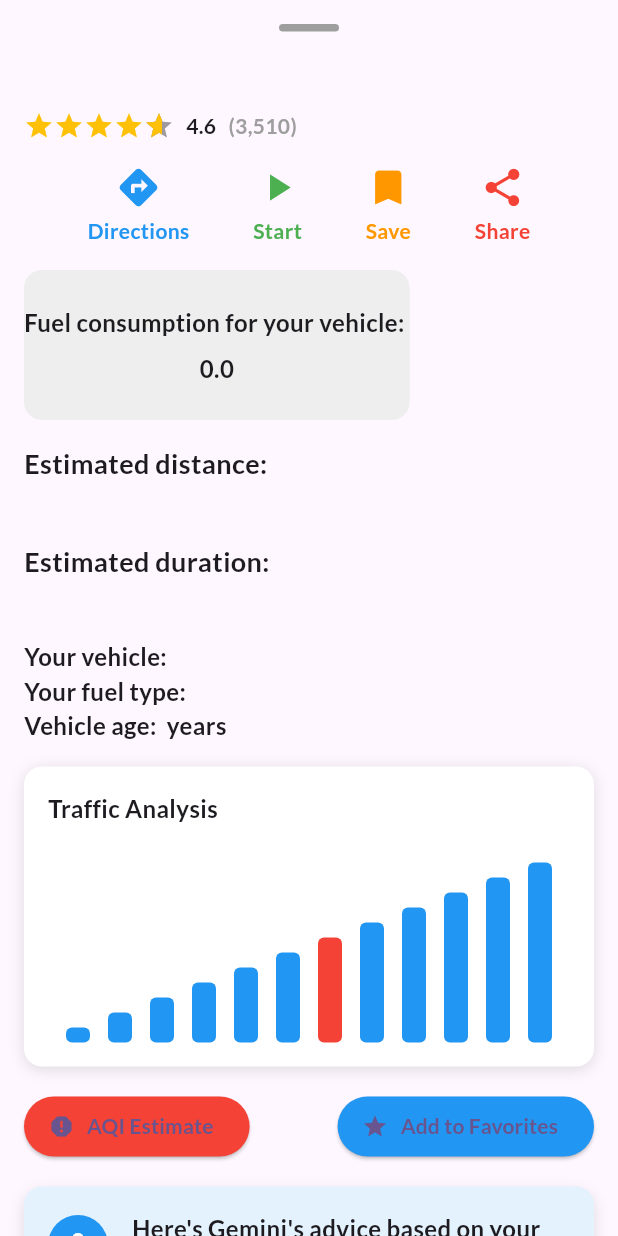
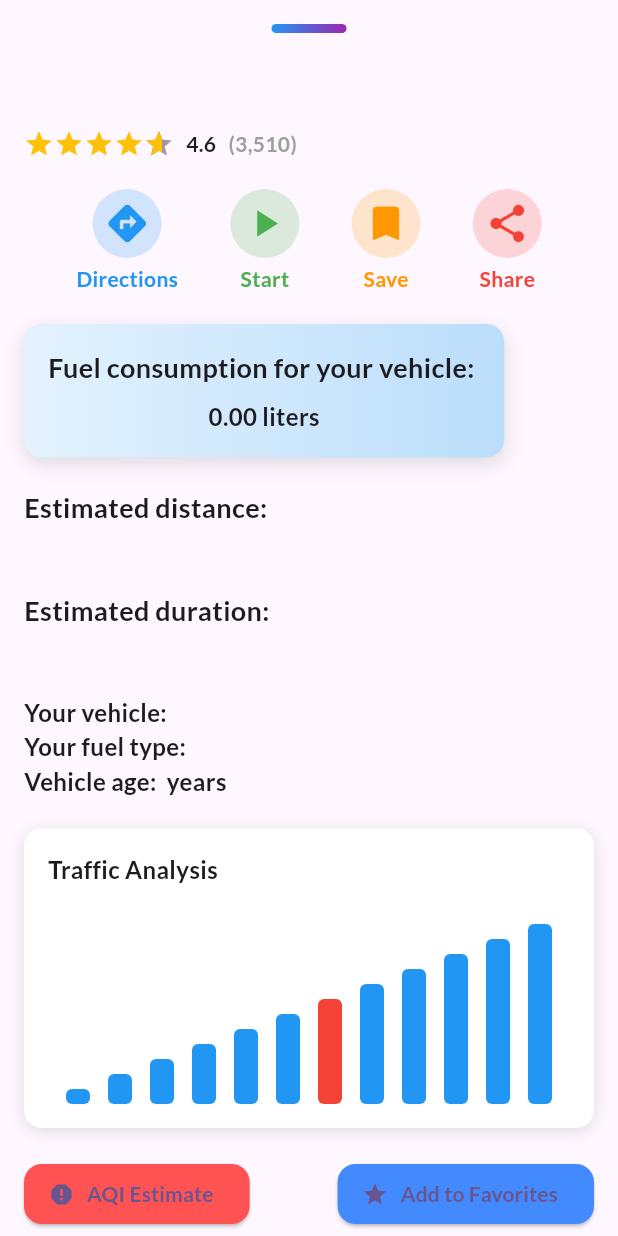
Before and after one commit to AbhishekRDJ/HackathonHub-, a Flutter app: the SlidingPanel2 widget shown alone on an empty page, opened directly with empty values, on a phone screen of 412 x 824 dp. Run offline on Flutter 3.47's test engine with Material 3 defaults, Android fonts, the phone set to English and light mode, and no system bars; drawn by our look-alikes of flutter_rating_bar; our stand-ins replace dropdown_button2, flutter_animate, flutter_svg, geocoding, geolocator, google_maps_flutter and 2 more.

Commit message:
add more styling to sliding_panel2.dart

```diff
--- a/routing_app/lib/widget/sliding_panel2.dart
+++ b/routing_app/lib/widget/sliding_panel2.dart
@@ -33,32 +33,6 @@ class _SlidingPanel2State extends State<SlidingPanel2>
     with SingleTickerProviderStateMixin {
   late AnimationController _animationController;
 
-  double calculateMileage(String vehicleType, String age) {
-    // Use nested conditions to assign mileage values
-    if (vehicleType == 'Car') {
-      if (age == '<1') return 18;
-      if (age == '2') return 16;
-      if (age == '3') return 14;
-      if (age == '4') return 12;
-      if (age == '>5') return 10;
-    } else if (vehicleType == 'Bike') {
-      if (age == '<1') return 45;
-      if (age == '2') return 42;
-      if (age == '3') return 40;
-      if (age == '4') return 38;
-      if (age == '>5') return 35;
-    } else if (vehicleType == 'Cycle') {
-      return 0; // Cycles do not have mileage
-    } else if (vehicleType == 'Auto') {
-      if (age == '<1') return 25;
-      if (age == '2') return 23;
-      if (age == '3') return 21;
-      if (age == '4') return 20;
-      if (age == '>5') return 18;
-    }
-    return 0; // Default mileage if none matches
-  }
-
   @override
   void initState() {
     super.initState();
@@ -86,20 +60,22 @@ class _SlidingPanel2State extends State<SlidingPanel2>
           children: [
             Center(
               child: Container(
-                width: 40,
-                height: 5,
+                width: 50,
+                height: 6,
                 decoration: BoxDecoration(
-                  color: Colors.grey,
-                  borderRadius: BorderRadius.circular(10),
+                  gradient: LinearGradient(
+                    colors: [Colors.blue, Colors.purple],
+                  ),
+                  borderRadius: BorderRadius.circular(12),
                 ),
               ),
             ),
-            const SizedBox(height: 16),
+            const SizedBox(height: 20),
             Text(
               widget.locInfo,
-              style: const TextStyle(fontSize: 20, fontWeight: FontWeight.bold),
+              style: const TextStyle(fontSize: 22, fontWeight: FontWeight.w600),
             ),
-            const SizedBox(height: 8),
+            const SizedBox(height: 12),
             Row(
               children: [
                 RatingBarIndicator(
@@ -124,7 +100,7 @@ class _SlidingPanel2State extends State<SlidingPanel2>
                 ),
               ],
             ),
-            const SizedBox(height: 16),
+            const SizedBox(height: 20),
             Row(
               mainAxisAlignment: MainAxisAlignment.spaceEvenly,
               children: [
@@ -134,61 +110,67 @@ class _SlidingPanel2State extends State<SlidingPanel2>
                 _buildHoverButton(Icons.share, 'Share', Colors.red),
               ],
             ),
-            const SizedBox(height: 16),
-            // New Section for "7 minutes"
+            const SizedBox(height: 20),
             Container(
-              height: 100,
+              padding: const EdgeInsets.all(16),
               decoration: BoxDecoration(
-                color: Colors.grey[200],
+                gradient: LinearGradient(
+                  colors: [Colors.blue.shade50, Colors.blue.shade100],
+                ),
                 borderRadius: BorderRadius.circular(12),
+                boxShadow: [
+                  BoxShadow(
+                    color: Colors.black12,
+                    blurRadius: 10,
+                    offset: const Offset(0, 4),
+                  ),
+                ],
               ),
               child: Column(
-                mainAxisAlignment: MainAxisAlignment.center,
                 children: [
                   Text(
                     "Fuel consumption for your vehicle: ${widget.vehicleType}",
-                    style: TextStyle(fontSize: 16, fontWeight: FontWeight.bold),
+                    style: const TextStyle(
+                        fontSize: 18, fontWeight: FontWeight.w500),
                   ),
-                  SizedBox(height: 8),
+                  const SizedBox(height: 8),
                   Text(
                     widget.vehicleType == "Cycle"
                         ? "Cycles do not consume fuel."
-                        // : "Estimated fuel consumption: ${(double.tryParse(widget.newdist) ?? 0 / (calculateMileage(widget.vehicleType, widget.age) > 0 ? calculateMileage(widget.vehicleType, widget.age) : 1)).toStringAsFixed(2)} liters",
-                        : widget.fuelConsumption.toString(),
-                    style: TextStyle(fontSize: 16),
+                        : "${widget.fuelConsumption.toStringAsFixed(2)} liters",
+                    style: const TextStyle(fontSize: 16),
                   ),
                 ],
               ),
             ),
-
-            const SizedBox(height: 16),
+            const SizedBox(height: 20),
             const Text(
               "Estimated distance:",
               style: TextStyle(fontSize: 18, fontWeight: FontWeight.bold),
             ),
             Text(
               widget.dis,
-              style: const TextStyle(fontSize: 16, fontWeight: FontWeight.bold),
+              style: const TextStyle(fontSize: 16, fontWeight: FontWeight.w400),
             ),
-            const SizedBox(height: 16),
+            const SizedBox(height: 20),
             const Text(
               "Estimated duration:",
               style: TextStyle(fontSize: 18, fontWeight: FontWeight.bold),
             ),
             Text(
               widget.dur,
-              style: const TextStyle(fontSize: 16, fontWeight: FontWeight.bold),
+              style: const TextStyle(fontSize: 16, fontWeight: FontWeight.w400),
             ),
-            const SizedBox(height: 16),
+            const SizedBox(height: 20),
             Text(
               "Your vehicle: ${widget.vehicleType}\n"
               "Your fuel type: ${widget.fuelType}\n"
               "Vehicle age: ${widget.age} years",
-              style: const TextStyle(fontSize: 16, fontWeight: FontWeight.bold),
+              style: const TextStyle(fontSize: 16),
             ),
-            const SizedBox(height: 16),
+            const SizedBox(height: 20),
             _buildBarChart(),
-            const SizedBox(height: 16),
+            const SizedBox(height: 20),
             Row(
               mainAxisAlignment: MainAxisAlignment.spaceBetween,
               children: [
@@ -199,7 +181,10 @@ class _SlidingPanel2State extends State<SlidingPanel2>
                   icon: const Icon(Icons.report),
                   label: const Text('AQI Estimate'),
                   style: ElevatedButton.styleFrom(
-                    backgroundColor: Colors.red,
+                    backgroundColor: Colors.redAccent,
+                    shape: RoundedRectangleBorder(
+                      borderRadius: BorderRadius.circular(12),
+                    ),
                   ),
                 ),
                 ElevatedButton.icon(
@@ -209,12 +194,15 @@ class _SlidingPanel2State extends State<SlidingPanel2>
                   icon: const Icon(Icons.star),
                   label: const Text('Add to Favorites'),
                   style: ElevatedButton.styleFrom(
-                    backgroundColor: Colors.blue,
+                    backgroundColor: Colors.blueAccent,
+                    shape: RoundedRectangleBorder(
+                      borderRadius: BorderRadius.circular(12),
+                    ),
                   ),
                 ),
               ],
             ),
-            const SizedBox(height: 16),
+            const SizedBox(height: 20),
             _buildGeminiSuggestions(),
           ],
         ),
@@ -231,11 +219,18 @@ class _SlidingPanel2State extends State<SlidingPanel2>
         cursor: SystemMouseCursors.click,
         child: Column(
           children: [
-            Icon(icon, size: 30, color: color),
+            Container(
+              padding: const EdgeInsets.all(8),
+              decoration: BoxDecoration(
+                color: color.withOpacity(0.2),
+                shape: BoxShape.circle,
+              ),
+              child: Icon(icon, size: 30, color: color),
+            ),
             const SizedBox(height: 4),
             Text(
               label,
-              style: TextStyle(color: color, fontWeight: FontWeight.bold),
+              style: TextStyle(color: color, fontWeight: FontWeight.w600),
             ),
           ],
         ),
```
